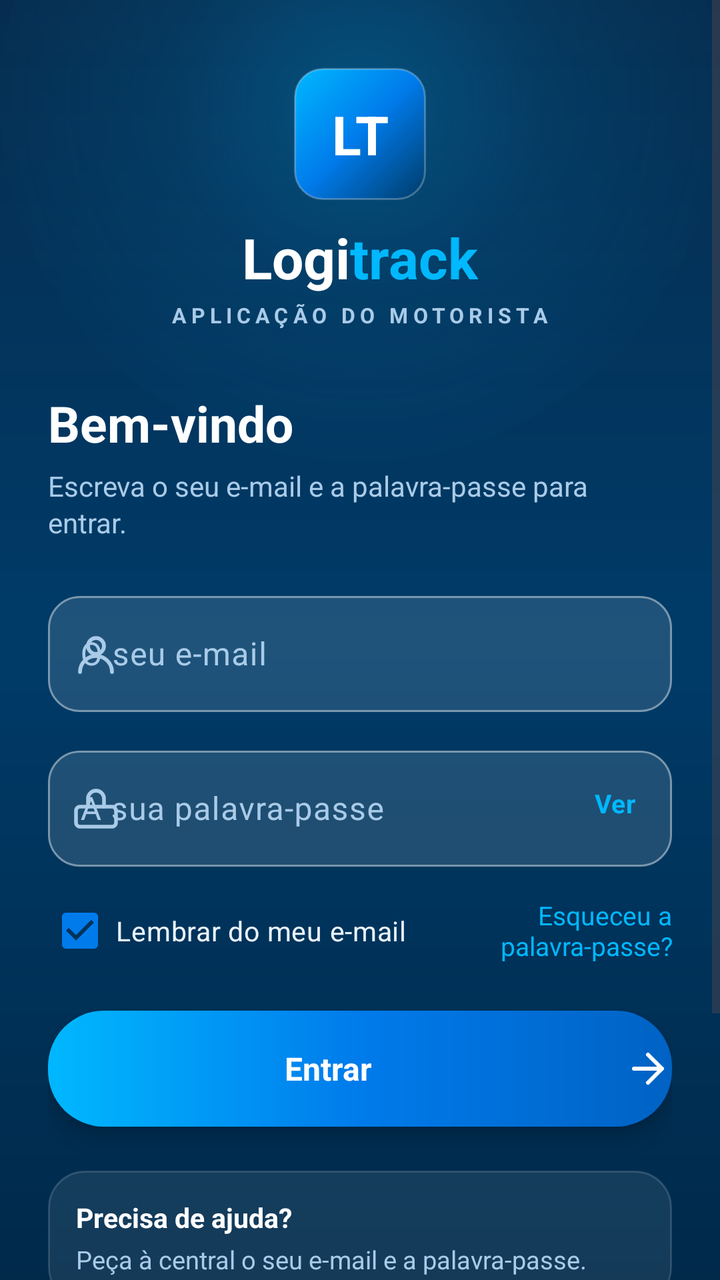
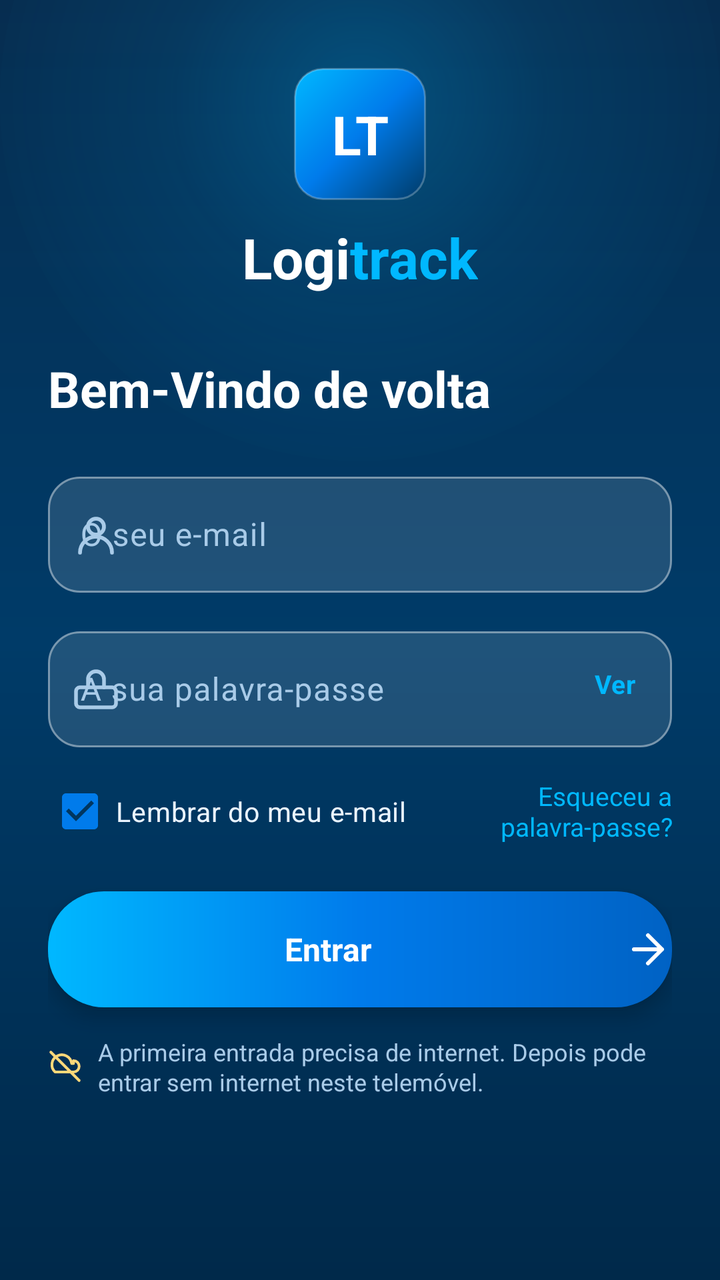

Two renders of the same Android screen: before a commit and after it. Below are the layout's source before the change and the commit's diff.
<!-- AndroidManifest.xml: application theme Theme.LogitrackMotorista -->
<!-- res/layout/activity_login.xml -->
<?xml version="1.0" encoding="utf-8"?>
<FrameLayout xmlns:android="http://schemas.android.com/apk/res/android"
    xmlns:app="http://schemas.android.com/apk/res-auto"
    android:layout_width="match_parent"
    android:layout_height="match_parent"
    android:background="@drawable/bg_login">

    <View
        android:layout_width="360dp"
        android:layout_height="360dp"
        android:layout_gravity="top|center_horizontal"
        android:layout_marginTop="-130dp"
        android:background="@drawable/bg_splash_glow" />

    <ScrollView
        android:layout_width="match_parent"
        android:layout_height="match_parent"
        android:clipToPadding="false"
        android:fillViewport="true"
        android:overScrollMode="never">

        <LinearLayout
            android:id="@+id/loginContent"
            android:layout_width="match_parent"
            android:layout_height="wrap_content"
            android:orientation="vertical"
            android:paddingStart="24dp"
            android:paddingTop="34dp"
            android:paddingEnd="24dp"
            android:paddingBottom="30dp">

            
            <LinearLayout
                android:layout_width="match_parent"
                android:layout_height="wrap_content"
                android:gravity="center_horizontal"
                android:orientation="vertical">

                <TextView
                    android:layout_width="66dp"
                    android:layout_height="66dp"
                    android:background="@drawable/bg_brand"
                    android:elevation="5dp"
                    android:gravity="center"
                    android:text="@string/brand_mark"
                    android:textColor="@color/white"
                    android:textSize="27sp"
                    android:textStyle="bold" />

                <LinearLayout
                    android:layout_width="wrap_content"
                    android:layout_height="wrap_content"
                    android:layout_marginTop="10dp"
                    android:orientation="horizontal">

                    <TextView
                        android:layout_width="wrap_content"
                        android:layout_height="wrap_content"
                        android:text="@string/brand_prefix"
                        android:textColor="@color/white"
                        android:textSize="28sp"
                        android:textStyle="bold" />

                    <TextView
                        android:layout_width="wrap_content"
                        android:layout_height="wrap_content"
                        android:text="@string/brand_suffix"
                        android:textColor="@color/cyan"
                        android:textSize="28sp"
                        android:textStyle="bold" />
                </LinearLayout>

                <TextView
                    android:layout_width="wrap_content"
                    android:layout_height="wrap_content"
                    android:layout_marginTop="3dp"
                    android:letterSpacing="0.22"
                    android:text="@string/brand_sub_motorista"
                    android:textAllCaps="true"
                    android:textColor="@color/login_muted"
                    android:textSize="10.5sp"
                    android:textStyle="bold" />
            </LinearLayout>

            
            <TextView
                android:layout_width="match_parent"
                android:layout_height="wrap_content"
                android:layout_marginTop="30dp"
                android:text="@string/login_title"
                android:textColor="@color/white"
                android:textSize="25sp"
                android:textStyle="bold" />

            <TextView
                android:layout_width="match_parent"
                android:layout_height="wrap_content"
                android:layout_marginTop="5dp"
                android:lineSpacingExtra="2dp"
                android:text="@string/login_subtitle"
                android:textColor="@color/login_muted"
                android:textSize="14sp" />

            
            <com.google.android.material.textfield.TextInputLayout
                style="@style/Widget.Logitrack.TextInputLayout.Login"
                android:layout_width="match_parent"
                android:layout_height="wrap_content"
                android:layout_marginTop="22dp"
                android:hint="@string/email_placeholder"
                app:startIconDrawable="@drawable/ic_user">

                <com.google.android.material.textfield.TextInputEditText
                    android:id="@+id/etEmail"
                    android:layout_width="match_parent"
                    android:layout_height="58dp"
                    android:autofillHints="emailAddress"
                    android:inputType="textEmailAddress"
                    android:maxLines="1"
                    android:textColor="@color/white"
                    android:textColorHint="@color/login_muted"
                    android:textSize="16sp" />
            </com.google.android.material.textfield.TextInputLayout>

            
            <FrameLayout
                android:layout_width="match_parent"
                android:layout_height="wrap_content"
                android:layout_marginTop="14dp">

                <com.google.android.material.textfield.TextInputLayout
                    style="@style/Widget.Logitrack.TextInputLayout.Login"
                    android:layout_width="match_parent"
                    android:layout_height="wrap_content"
                    android:hint="@string/password_placeholder"
                    app:startIconDrawable="@drawable/ic_lock">

                    <com.google.android.material.textfield.TextInputEditText
                        android:id="@+id/etSenha"
                        android:layout_width="match_parent"
                        android:layout_height="58dp"
                        android:autofillHints="password"
                        android:inputType="textPassword"
                        android:maxLines="1"
                        android:paddingEnd="66dp"
                        android:textColor="@color/white"
                        android:textColorHint="@color/login_muted"
                        android:textSize="16sp" />
                </com.google.android.material.textfield.TextInputLayout>

                <TextView
                    android:id="@+id/btnMostrarSenha"
                    android:layout_width="wrap_content"
                    android:layout_height="48dp"
                    android:layout_gravity="end|center_vertical"
                    android:layout_marginEnd="8dp"
                    android:background="?attr/selectableItemBackground"
                    android:gravity="center"
                    android:letterSpacing="0.03"
                    android:paddingStart="10dp"
                    android:paddingEnd="10dp"
                    android:text="@string/show_password_short"
                    android:textColor="@color/cyan"
                    android:textSize="13sp"
                    android:textStyle="bold" />
            </FrameLayout>

            
            <LinearLayout
                android:layout_width="match_parent"
                android:layout_height="wrap_content"
                android:layout_marginTop="8dp"
                android:gravity="center_vertical"
                android:orientation="horizontal">

                <CheckBox
                    android:id="@+id/cbLembrar"
                    android:layout_width="wrap_content"
                    android:layout_height="48dp"
                    android:buttonTint="@color/cyan"
                    android:checked="true"
                    android:paddingStart="2dp"
                    android:paddingEnd="8dp"
                    android:text="@string/login_remember"
                    android:textColor="@color/login_text"
                    android:textSize="13.5sp" />

                <TextView
                    android:id="@+id/btnEsqueci"
                    android:layout_width="0dp"
                    android:layout_height="48dp"
                    android:layout_weight="1"
                    android:background="?attr/selectableItemBackground"
                    android:gravity="end|center_vertical"
                    android:text="@string/login_forgot"
                    android:textColor="@color/cyan"
                    android:textSize="13sp" />
            </LinearLayout>

            <TextView
                android:id="@+id/tvErro"
                android:layout_width="match_parent"
                android:layout_height="wrap_content"
                android:layout_marginTop="10dp"
                android:background="@drawable/bg_login_error"
                android:lineSpacingExtra="2dp"
                android:padding="12dp"
                android:textColor="@color/login_error_text"
                android:textSize="14sp"
                android:visibility="gone" />

            
            <androidx.appcompat.widget.AppCompatButton
                android:id="@+id/btnEntrar"
                android:layout_width="match_parent"
                android:layout_height="58dp"
                android:layout_marginTop="16dp"
                android:background="@drawable/bg_button_gradient"
                android:drawableEnd="@drawable/ic_arrow_right"
                android:drawablePadding="8dp"
                android:drawableTint="@color/white"
                android:elevation="6dp"
                android:fontFamily="sans-serif-medium"
                android:gravity="center"
                android:stateListAnimator="@null"
                android:text="@string/login"
                android:textAllCaps="false"
                android:textColor="@color/white"
                android:textSize="16sp"
                android:textStyle="bold" />

            <ProgressBar
                android:id="@+id/progress"
                android:layout_width="26dp"
                android:layout_height="26dp"
                android:layout_gravity="center"
                android:layout_marginTop="10dp"
                android:indeterminateTint="@color/cyan"
                android:visibility="gone" />

            
            <LinearLayout
                android:id="@+id/wrapBiometria"
                android:layout_width="match_parent"
                android:layout_height="wrap_content"
                android:layout_marginTop="20dp"
                android:gravity="center_horizontal"
                android:orientation="vertical"
                android:visibility="gone">

                <LinearLayout
                    android:layout_width="match_parent"
                    android:layout_height="wrap_content"
                    android:gravity="center_vertical"
                    android:orientation="horizontal">

                    <View
                        android:layout_width="0dp"
                        android:layout_height="1dp"
                        android:layout_weight="1"
                        android:background="#2EFFFFFF" />

                    <TextView
                        android:layout_width="wrap_content"
                        android:layout_height="wrap_content"
                        android:layout_marginStart="12dp"
                        android:layout_marginEnd="12dp"
                        android:text="@string/login_or"
                        android:textColor="@color/login_muted"
                        android:textSize="12sp" />

                    <View
                        android:layout_width="0dp"
                        android:layout_height="1dp"
                        android:layout_weight="1"
                        android:background="#2EFFFFFF" />
                </LinearLayout>

                <FrameLayout
                    android:id="@+id/btnBiometria"
                    android:layout_width="62dp"
                    android:layout_height="62dp"
                    android:layout_marginTop="16dp"
                    android:background="@drawable/bg_fingerprint"
                    android:clickable="true"
                    android:contentDescription="@string/login_biometric"
                    android:focusable="true"
                    android:foreground="?attr/selectableItemBackgroundBorderless">

                    <ImageView
                        android:layout_width="30dp"
                        android:layout_height="30dp"
                        android:layout_gravity="center"
                        android:contentDescription="@null"
                        android:src="@drawable/ic_fingerprint"
                        app:tint="@color/white" />
                </FrameLayout>

                <TextView
                    android:layout_width="wrap_content"
                    android:layout_height="wrap_content"
                    android:layout_marginTop="8dp"
                    android:text="@string/login_biometric"
                    android:textColor="@color/login_text"
                    android:textSize="13sp" />
            </LinearLayout>

            
            <LinearLayout
                android:layout_width="match_parent"
                android:layout_height="wrap_content"
                android:layout_marginTop="22dp"
                android:background="@drawable/bg_glass_panel"
                android:orientation="vertical"
                android:padding="14dp">

                <TextView
                    android:layout_width="wrap_content"
                    android:layout_height="wrap_content"
                    android:text="@string/login_help_title"
                    android:textColor="@color/white"
                    android:textSize="13.5sp"
                    android:textStyle="bold" />

                <TextView
                    android:layout_width="match_parent"
                    android:layout_height="wrap_content"
                    android:layout_marginTop="3dp"
                    android:lineSpacingExtra="1dp"
                    android:text="@string/login_help_text"
                    android:textColor="@color/login_muted"
                    android:textSize="12.5sp" />
            </LinearLayout>

            
            <LinearLayout
                android:id="@+id/wrapServidor"
                android:layout_width="match_parent"
                android:layout_height="wrap_content"
                android:layout_marginTop="14dp"
                android:background="@drawable/bg_glass_panel"
                android:clickable="true"
                android:focusable="true"
                android:orientation="vertical"
                android:padding="14dp">

                <TextView
                    android:layout_width="wrap_content"
                    android:layout_height="wrap_content"
                    android:text="@string/server_label"
                    android:textColor="@color/white"
                    android:textSize="13.5sp"
                    android:textStyle="bold" />

                <TextView
                    android:id="@+id/tvServidor"
                    android:layout_width="match_parent"
                    android:layout_height="wrap_content"
                    android:layout_marginTop="3dp"
                    android:lineSpacingExtra="1dp"
                    android:textColor="@color/login_muted"
                    android:textSize="12.5sp" />
            </LinearLayout>

            <LinearLayout
                android:layout_width="match_parent"
                android:layout_height="wrap_content"
                android:layout_marginTop="14dp"
                android:gravity="center_vertical"
                android:orientation="horizontal">

                <ImageView
                    android:layout_width="17dp"
                    android:layout_height="17dp"
                    android:contentDescription="@null"
                    android:src="@drawable/ic_cloud_off"
                    app:tint="@color/yellow" />

                <TextView
                    android:layout_width="0dp"
                    android:layout_height="wrap_content"
                    android:layout_marginStart="8dp"
                    android:layout_weight="1"
                    android:lineSpacingExtra="1dp"
                    android:text="@string/offline_hint"
                    android:textColor="@color/login_muted"
                    android:textSize="12sp" />
            </LinearLayout>
        </LinearLayout>
    </ScrollView>
</FrameLayout>
<!-- resources referenced by this layout -->
<resources>
  <color name="cyan">#00B8FF</color>
  <color name="login_error_text">#B23B3B</color>
  <color name="login_muted">#A9CBE8</color>
  <color name="login_text">#EAF4FF</color>
  <color name="white">#FFFFFF</color>
  <color name="yellow">#FFD879</color>
  <!-- drawable bg_fingerprint (drawable) -->
  <?xml version="1.0" encoding="utf-8"?>
  <shape xmlns:android="http://schemas.android.com/apk/res/android" android:shape="oval">
      <solid android:color="#1F00B8FF" />
      <stroke android:width="1dp" android:color="#66FFFFFF" />
  </shape>
  <!-- drawable bg_glass_panel (drawable) -->
  <?xml version="1.0" encoding="utf-8"?>
  <shape xmlns:android="http://schemas.android.com/apk/res/android" android:shape="rectangle">
      <corners android:radius="18dp" />
      <solid android:color="#14FFFFFF" />
      <stroke android:width="1dp" android:color="#26FFFFFF" />
  </shape>
  <!-- drawable ic_fingerprint (drawable) -->
  <?xml version="1.0" encoding="utf-8"?>
  <vector xmlns:android="http://schemas.android.com/apk/res/android"
      android:width="24dp"
      android:height="24dp"
      android:viewportWidth="24"
      android:viewportHeight="24">
      <path
          android:fillColor="#00000000"
          android:pathData="M5,16.2C4.4,14.9 4,13.5 4,12C4,7.6 7.6,4 12,4C16.4,4 20,7.6 20,12C20,14.6 19.3,17 18.1,19"
          android:strokeColor="#FFFFFF"
          android:strokeLineCap="round"
          android:strokeWidth="1.7" />
      <path
          android:fillColor="#00000000"
          android:pathData="M8,19.6C9.1,18.3 9.8,16.3 9.8,14C9.8,12.8 10.8,11.8 12,11.8C13.2,11.8 14.2,12.8 14.2,14C14.2,15.5 14,16.8 13.7,18"
          android:strokeColor="#FFFFFF"
          android:strokeLineCap="round"
          android:strokeWidth="1.7" />
      <path
          android:fillColor="#00000000"
          android:pathData="M12,15.2C12,16.3 11.8,17.3 11.4,18.3"
          android:strokeColor="#FFFFFF"
          android:strokeLineCap="round"
          android:strokeWidth="1.7" />
      <path
          android:fillColor="#00000000"
          android:pathData="M7,21C5.2,19.2 4,16.7 4,14"
          android:strokeColor="#FFFFFF"
          android:strokeLineCap="round"
          android:strokeWidth="1.7" />
  </vector>
  <string name="brand_mark">LT</string>
  <string name="brand_prefix">Logi</string>
  <string name="brand_sub_motorista">Aplicação do motorista</string>
  <string name="brand_suffix">track</string>
  <string name="email_placeholder">O seu e-mail</string>
  <string name="login">Entrar</string>
  <string name="login_biometric">Entrar com impressão digital</string>
  <string name="login_forgot">Esqueceu a palavra-passe?</string>
  <string name="login_help_text">Peça à central o seu e-mail e a palavra-passe.</string>
  <string name="login_help_title">Precisa de ajuda?</string>
  <string name="login_or">ou</string>
  <string name="login_remember">Lembrar do meu e-mail</string>
  <string name="login_subtitle">Escreva o seu e-mail e a palavra-passe para entrar.</string>
  <string name="login_title">Bem-vindo</string>
  <string name="offline_hint">A primeira entrada precisa de internet. Depois pode entrar sem internet neste telemóvel.</string>
  <string name="password_placeholder">A sua palavra-passe</string>
  <string name="server_label">Endereço da central</string>
  <string name="show_password_short">Ver</string>
  <color name="blue">#007BEB</color>
  <color name="blue_deep">#003B68</color>
  <color name="blue_dark">#0062C4</color>
  <color name="login_bg_start">#062D50</color>
  <color name="login_bg_mid">#003B68</color>
  <color name="login_bg_end">#00294A</color>
  <color name="red_soft">#FDECEC</color>
  <color name="login_glass">#1FFFFFFF</color>
  <color name="blue_soft">#E6F2FB</color>
  <color name="navy_2">#003B68</color>
  <color name="navy">#062D50</color>
  <color name="green">#00B957</color>
  <color name="card">#FFFFFF</color>
  <color name="ink">#062D50</color>
  <color name="line">#DDE9F6</color>
  <color name="bg">#F2F7FD</color>
  <!-- unchanged entries left out for length: 12 -->
</resources>

<!-- the commit's change to res/layout/activity_login.xml (unified diff, before → after) -->
@@ -69,17 +69,6 @@
                         android:textSize="28sp"
                         android:textStyle="bold" />
                 </LinearLayout>
-
-                <TextView
-                    android:layout_width="wrap_content"
-                    android:layout_height="wrap_content"
-                    android:layout_marginTop="3dp"
-                    android:letterSpacing="0.22"
-                    android:text="@string/brand_sub_motorista"
-                    android:textAllCaps="true"
-                    android:textColor="@color/login_muted"
-                    android:textSize="10.5sp"
-                    android:textStyle="bold" />
             </LinearLayout>
 
             
@@ -91,15 +80,6 @@
                 android:textColor="@color/white"
                 android:textSize="25sp"
                 android:textStyle="bold" />
-
-            <TextView
-                android:layout_width="match_parent"
-                android:layout_height="wrap_content"
-                android:layout_marginTop="5dp"
-                android:lineSpacingExtra="2dp"
-                android:text="@string/login_subtitle"
-                android:textColor="@color/login_muted"
-                android:textSize="14sp" />
 
             
             <com.google.android.material.textfield.TextInputLayout
@@ -238,130 +218,6 @@
                 android:indeterminateTint="@color/cyan"
                 android:visibility="gone" />
 
-            
-            <LinearLayout
-                android:id="@+id/wrapBiometria"
-                android:layout_width="match_parent"
-                android:layout_height="wrap_content"
-                android:layout_marginTop="20dp"
-                android:gravity="center_horizontal"
-                android:orientation="vertical"
-                android:visibility="gone">
-
-                <LinearLayout
-                    android:layout_width="match_parent"
-                    android:layout_height="wrap_content"
-                    android:gravity="center_vertical"
-                    android:orientation="horizontal">
-
-                    <View
-                        android:layout_width="0dp"
-                        android:layout_height="1dp"
-                        android:layout_weight="1"
-                        android:background="#2EFFFFFF" />
-
-                    <TextView
-                        android:layout_width="wrap_content"
-                        android:layout_height="wrap_content"
-                        android:layout_marginStart="12dp"
-                        android:layout_marginEnd="12dp"
-                        android:text="@string/login_or"
-                        android:textColor="@color/login_muted"
-                        android:textSize="12sp" />
-
-                    <View
-                        android:layout_width="0dp"
-                        android:layout_height="1dp"
-                        android:layout_weight="1"
-                        android:background="#2EFFFFFF" />
-                </LinearLayout>
-
-                <FrameLayout
-                    android:id="@+id/btnBiometria"
-                    android:layout_width="62dp"
-                    android:layout_height="62dp"
-                    android:layout_marginTop="16dp"
-                    android:background="@drawable/bg_fingerprint"
-                    android:clickable="true"
-                    android:contentDescription="@string/login_biometric"
-                    android:focusable="true"
-                    android:foreground="?attr/selectableItemBackgroundBorderless">
-
-                    <ImageView
-                        android:layout_width="30dp"
-                        android:layout_height="30dp"
-                        android:layout_gravity="center"
-                        android:contentDescription="@null"
-                        android:src="@drawable/ic_fingerprint"
-                        app:tint="@color/white" />
-                </FrameLayout>
-
-                <TextView
-                    android:layout_width="wrap_content"
-                    android:layout_height="wrap_content"
-                    android:layout_marginTop="8dp"
-                    android:text="@string/login_biometric"
-                    android:textColor="@color/login_text"
-                    android:textSize="13sp" />
-            </LinearLayout>
-
-            
-            <LinearLayout
-                android:layout_width="match_parent"
-                android:layout_height="wrap_content"
-                android:layout_marginTop="22dp"
-                android:background="@drawable/bg_glass_panel"
-                android:orientation="vertical"
-                android:padding="14dp">
-
-                <TextView
-                    android:layout_width="wrap_content"
-                    android:layout_height="wrap_content"
-                    android:text="@string/login_help_title"
-                    android:textColor="@color/white"
-                    android:textSize="13.5sp"
-                    android:textStyle="bold" />
-
-                <TextView
-                    android:layout_width="match_parent"
-                    android:layout_height="wrap_content"
-                    android:layout_marginTop="3dp"
-                    android:lineSpacingExtra="1dp"
-                    android:text="@string/login_help_text"
-                    android:textColor="@color/login_muted"
-                    android:textSize="12.5sp" />
-            </LinearLayout>
-
-            
-            <LinearLayout
-                android:id="@+id/wrapServidor"
-                android:layout_width="match_parent"
-                android:layout_height="wrap_content"
-                android:layout_marginTop="14dp"
-                android:background="@drawable/bg_glass_panel"
-                android:clickable="true"
-                android:focusable="true"
-                android:orientation="vertical"
-                android:padding="14dp">
-
-                <TextView
-                    android:layout_width="wrap_content"
-                    android:layout_height="wrap_content"
-                    android:text="@string/server_label"
-                    android:textColor="@color/white"
-                    android:textSize="13.5sp"
-                    android:textStyle="bold" />
-
-                <TextView
-                    android:id="@+id/tvServidor"
-                    android:layout_width="match_parent"
-                    android:layout_height="wrap_content"
-                    android:layout_marginTop="3dp"
-                    android:lineSpacingExtra="1dp"
-                    android:textColor="@color/login_muted"
-                    android:textSize="12.5sp" />
-            </LinearLayout>
-
             <LinearLayout
                 android:layout_width="match_parent"
                 android:layout_height="wrap_content"
<!-- resource entries referenced after the edit -->
@@ -6,68 +6,16 @@
   <color name="login_text">#EAF4FF</color>
   <color name="white">#FFFFFF</color>
   <color name="yellow">#FFD879</color>
-  <!-- drawable bg_fingerprint (drawable) -->
-  <?xml version="1.0" encoding="utf-8"?>
-  <shape xmlns:android="http://schemas.android.com/apk/res/android" android:shape="oval">
-      <solid android:color="#1F00B8FF" />
-      <stroke android:width="1dp" android:color="#66FFFFFF" />
-  </shape>
-  <!-- drawable bg_glass_panel (drawable) -->
-  <?xml version="1.0" encoding="utf-8"?>
-  <shape xmlns:android="http://schemas.android.com/apk/res/android" android:shape="rectangle">
-      <corners android:radius="18dp" />
-      <solid android:color="#14FFFFFF" />
-      <stroke android:width="1dp" android:color="#26FFFFFF" />
-  </shape>
-  <!-- drawable ic_fingerprint (drawable) -->
-  <?xml version="1.0" encoding="utf-8"?>
-  <vector xmlns:android="http://schemas.android.com/apk/res/android"
-      android:width="24dp"
-      android:height="24dp"
-      android:viewportWidth="24"
-      android:viewportHeight="24">
-      <path
-          android:fillColor="#00000000"
-          android:pathData="M5,16.2C4.4,14.9 4,13.5 4,12C4,7.6 7.6,4 12,4C16.4,4 20,7.6 20,12C20,14.6 19.3,17 18.1,19"
-          android:strokeColor="#FFFFFF"
-          android:strokeLineCap="round"
-          android:strokeWidth="1.7" />
-      <path
-          android:fillColor="#00000000"
-          android:pathData="M8,19.6C9.1,18.3 9.8,16.3 9.8,14C9.8,12.8 10.8,11.8 12,11.8C13.2,11.8 14.2,12.8 14.2,14C14.2,15.5 14,16.8 13.7,18"
-          android:strokeColor="#FFFFFF"
-          android:strokeLineCap="round"
-          android:strokeWidth="1.7" />
-      <path
-          android:fillColor="#00000000"
-          android:pathData="M12,15.2C12,16.3 11.8,17.3 11.4,18.3"
-          android:strokeColor="#FFFFFF"
-          android:strokeLineCap="round"
-          android:strokeWidth="1.7" />
-      <path
-          android:fillColor="#00000000"
-          android:pathData="M7,21C5.2,19.2 4,16.7 4,14"
-          android:strokeColor="#FFFFFF"
-          android:strokeLineCap="round"
-          android:strokeWidth="1.7" />
-  </vector>
   <string name="brand_mark">LT</string>
   <string name="brand_prefix">Logi</string>
-  <string name="brand_sub_motorista">Aplicação do motorista</string>
   <string name="brand_suffix">track</string>
   <string name="email_placeholder">O seu e-mail</string>
   <string name="login">Entrar</string>
-  <string name="login_biometric">Entrar com impressão digital</string>
   <string name="login_forgot">Esqueceu a palavra-passe?</string>
-  <string name="login_help_text">Peça à central o seu e-mail e a palavra-passe.</string>
-  <string name="login_help_title">Precisa de ajuda?</string>
-  <string name="login_or">ou</string>
   <string name="login_remember">Lembrar do meu e-mail</string>
-  <string name="login_subtitle">Escreva o seu e-mail e a palavra-passe para entrar.</string>
-  <string name="login_title">Bem-vindo</string>
+  <string name="login_title">Bem-Vindo de volta</string>
   <string name="offline_hint">A primeira entrada precisa de internet. Depois pode entrar sem internet neste telemóvel.</string>
   <string name="password_placeholder">A sua palavra-passe</string>
-  <string name="server_label">Endereço da central</string>
   <string name="show_password_short">Ver</string>
   <color name="blue">#007BEB</color>
   <color name="blue_deep">#003B68</color>
